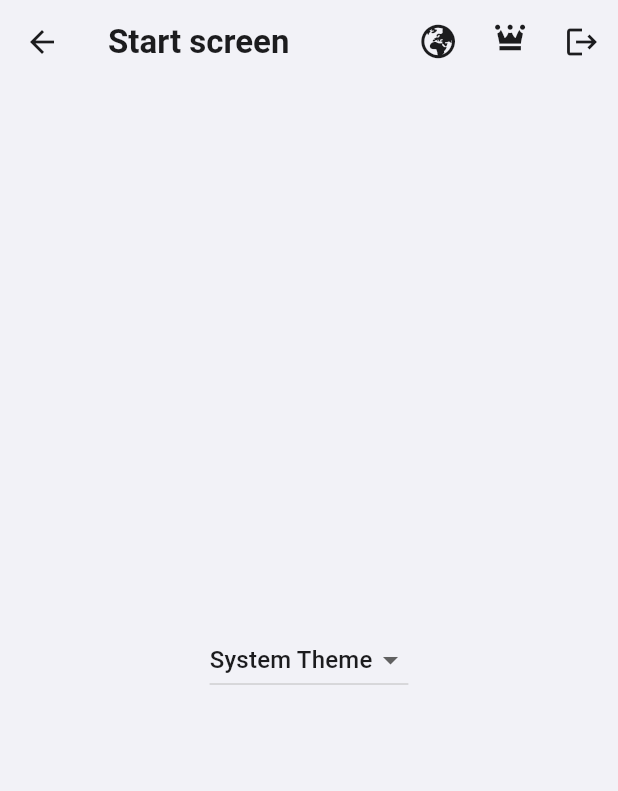
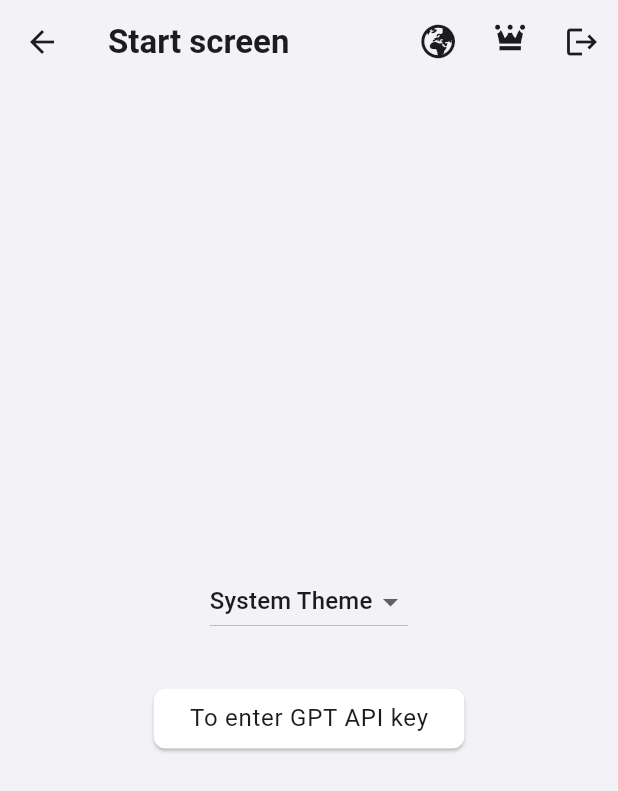
Before and after one commit to RamanGodun/Blueprint-APP, a Flutter app: the screen it shows once a user with an empty profile is signed in, after a tap on an icon or button, on a phone screen of 412 x 824 dp. Shown: the top 791 px of the screen. Run offline on Flutter 3.47's test engine with Material 3 defaults, Android fonts, the phone set to English and light mode, and no system bars; our stand-ins replace cloud_firestore, dio, easy_localization, firebase_auth, firebase_core, flutter_hooks and 10 more; accounts and stored records are empty; generated files the repository leaves out were written again.

Commit message:
feat: added chat-GPT API and pages

```diff
--- a/lib/main.dart
+++ b/lib/main.dart
@@ -17,7 +17,7 @@ import 'package:flutter/material.dart';
 
 import 'main/app_state_management.dart';
 import 'src/firebase_options.dart';
-import 'src/services/service_locator_get_it.dart';
+import 'src/services/0.service_locator_get_it.dart';
 import 'theme configuration/theme_controller.dart';
 import 'widgets/static/static_widgets.dart';
 
--- a/lib/main/material_app.dart
+++ b/lib/main/material_app.dart
@@ -3,7 +3,7 @@ import 'package:flutter/material.dart';
 
 import '../src/app routing/app_routes.dart';
 import '../src/localization/gen by easy_localization/locale_keys.g.dart';
-import '../src/services/service_locator_get_it.dart';
+import '../src/services/0.service_locator_get_it.dart';
 import '../theme configuration/app_themes.dart';
 import '../theme configuration/theme_controller.dart';
 
--- a/lib/pages/auth/auth_page.dart
+++ b/lib/pages/auth/auth_page.dart
@@ -1,5 +1,6 @@
 import 'package:firebase_auth/firebase_auth.dart';
 import 'package:flutter/material.dart';
+import '../../widgets/static/static_widgets.dart';
 import '../start_page.dart';
 import 'login_or_register_page.dart';
 
@@ -20,10 +21,16 @@ class _AuthPageState extends State<AuthPage> {
       body: StreamBuilder<User?>(
         stream: FirebaseAuth.instance.authStateChanges(),
         builder: (context, snapshot) {
+          // Покажемо індикатор завантаження, поки немає відповіді
+          if (snapshot.connectionState == ConnectionState.waiting) {
+            return const Center(child: StaticWidgets.loadingWidget);
+          }
+
           // user is logged in
           if (snapshot.hasData) {
             return const StartPage();
           }
+
           // user is NOT logged in
           return LoginOrRegisterPage(
             changeAuthMode: toggleLoginOrRegisterPageMode,
--- a/lib/pages/settings_page.dart
+++ b/lib/pages/settings_page.dart
@@ -54,7 +54,22 @@ class _SettingsPageState extends State<SettingsPage> {
       body: Center(
         child: user == null
             ? const Text("User is not logged in")
-            : const ThemeChangingButton(),
+            : Column(
+                mainAxisAlignment: MainAxisAlignment.center,
+                children: [
+                  const ThemeChangingButton(),
+                  const SizedBox(height: 30),
+                  ElevatedButton(
+                    onPressed: () {
+                      context.pushNamed('ApiKeyInputPage');
+                    },
+                    child: Text(
+                      "To enter GPT API key",
+                      style: Theme.of(context).textTheme.bodyLarge,
+                    ),
+                  ),
+                ],
+              ),
       ),
     );
   }
--- a/lib/pages/start_page.dart
+++ b/lib/pages/start_page.dart
@@ -54,6 +54,16 @@ class _StartPageState extends State<StartPage> {
                 style: Theme.of(context).textTheme.bodyLarge,
               ),
             ),
+            const SizedBox(height: 50),
+            ElevatedButton(
+              onPressed: () {
+                context.pushNamed('SendPromptPage');
+              },
+              child: Text(
+                "To Chat GPT prompts",
+                style: Theme.of(context).textTheme.bodyLarge,
+              ),
+            ),
           ],
         ),
       ),
--- a/lib/src/app routing/app_routes.dart
+++ b/lib/src/app routing/app_routes.dart
@@ -1,12 +1,14 @@
 import 'package:blueprint_4app/src/app%20routing/cupertino_page_transition.dart';
 import 'package:go_router/go_router.dart';
+import '../../pages/GPT/api_key_page.dart';
+import '../../pages/GPT/send_prompt.dart';
 import '../../pages/auth/auth_page.dart';
 import '../../pages/hive_box.dart';
 
 import '../../pages/start_page.dart';
 import '../../pages/settings_page.dart';
 import '../../pages/textfield_page.dart';
-import '../services/service_locator_get_it.dart';
+import '../services/0.service_locator_get_it.dart';
 
 class AppRoutes {
   static final GoRouter router = GoRouter(
@@ -101,6 +103,43 @@ class AppRoutes {
           );
         },
       ),
+      GoRoute(
+        path: '/start_page/settings/enter_api_key',
+        name: 'ApiKeyInputPage',
+        pageBuilder: (context, state) {
+          return CustomTransitionPage(
+            key: state.pageKey,
+            child: const ApiKeyInputPage(),
+            transitionsBuilder:
+                (context, animation, secondaryAnimation, child) {
+              return CupertinoPageTransition(
+                primaryRouteAnimation: animation,
+                secondaryRouteAnimation: secondaryAnimation,
+                child: child,
+              );
+            },
+          );
+        },
+      ),
+      GoRoute(
+        path: '/start_page/send_prompt',
+        name: 'SendPromptPage',
+        pageBuilder: (context, state) {
+          return CustomTransitionPage(
+            key: state.pageKey,
+            child: const SendPromptPage(),
+            transitionsBuilder:
+                (context, animation, secondaryAnimation, child) {
+              return CupertinoPageTransition(
+                primaryRouteAnimation: animation,
+                secondaryRouteAnimation: secondaryAnimation,
+                child: child,
+              );
+            },
+          );
+        },
+      ),
+//
     ],
   );
 }
--- a/lib/src/services/service_locator_get_it.dart
+++ b/lib/src/services/0.service_locator_get_it.dart
@@ -4,6 +4,7 @@ import 'package:hive_flutter/hive_flutter.dart';
 import 'package:path_provider/path_provider.dart';
 import '../../state management/model_4_hive.dart';
 import '../../theme configuration/theme_controller.dart';
+import 'open_ai_service.dart';
 import 'theme_service.dart';
 import 'isar_service.dart';
 import 'package:shared_preferences/shared_preferences.dart';
@@ -28,6 +29,11 @@ class DIServiceLocator {
     if (!_getIt.isRegistered<SharedPreferences>()) {
       final sharedPrefs = await SharedPreferences.getInstance();
       _getIt.registerSingleton<SharedPreferences>(sharedPrefs);
+    }
+
+    // Реєстрація OpenAiService
+    if (!_getIt.isRegistered<OpenAiService>()) {
+      _getIt.registerSingleton<OpenAiService>(OpenAiService());
     }
 
     // Реєстрація ThemeService та ThemeController
--- a/pubspec.yaml
+++ b/pubspec.yaml
@@ -28,6 +28,7 @@ dependencies:
   google_sign_in: ^6.2.1
   hive: ^2.0.5
   hive_flutter: ^1.1.0
+  http: ^1.2.1
   isar: ^3.1.0+1
   isar_flutter_libs: ^3.1.0+1
   json_annotation: ^4.9.0
```
Also changed, not shown: lib/pages/GPT/api_key_page.dart (added, +124 -0 lines), lib/pages/GPT/send_prompt.dart (added, +76 -0 lines), lib/src/services/open_ai_service.dart (added, +43 -0 lines).
